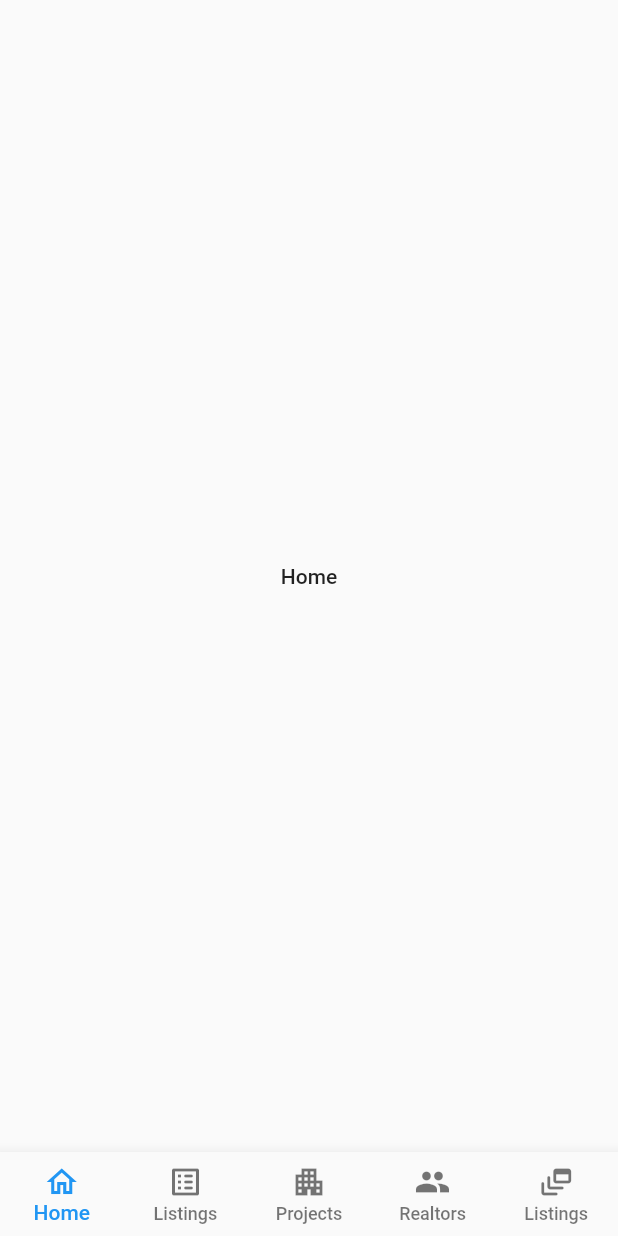
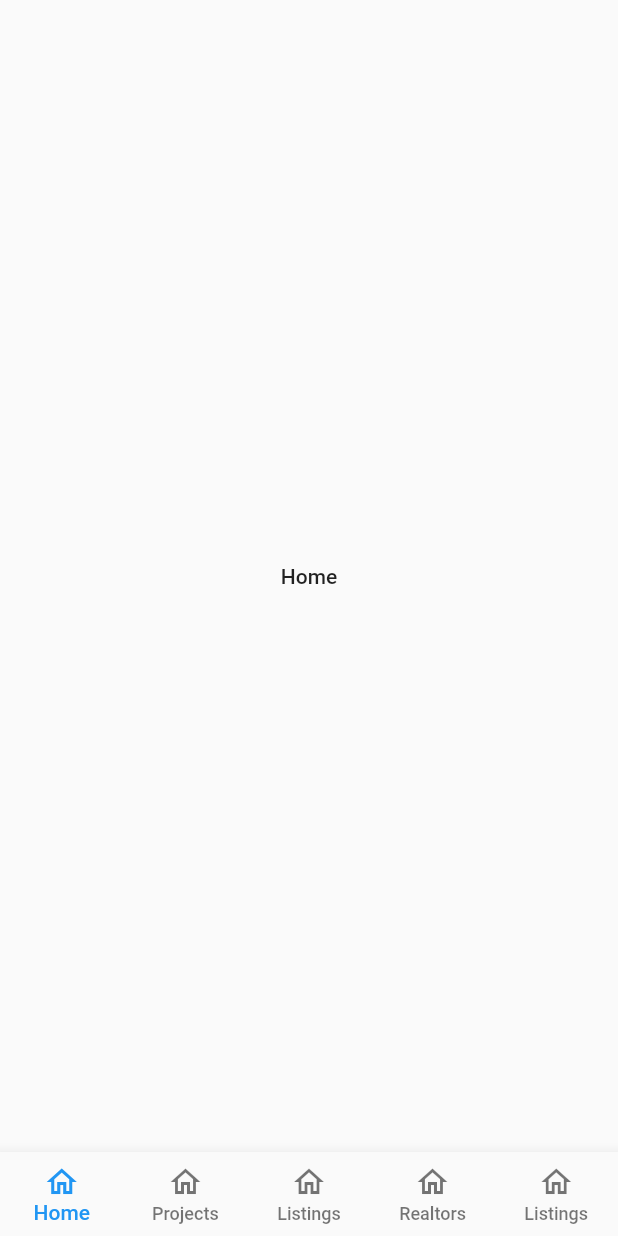
Before and after one commit to JaiAravindh-git/RealEstateAppUI, a Flutter app: the screen it shows after launch, on a phone screen of 412 x 824 dp. Run offline on Flutter 3.47's test engine with Material 2 defaults, Android fonts, the phone set to English and light mode, and no system bars; missing offline and left inert: nice_button.

Commit message:
Bottom Bar code refactoring

```diff
--- a/lib/main.dart
+++ b/lib/main.dart
@@ -46,39 +46,35 @@ class _HomePageState extends State<HomePage> {
   Widget build(BuildContext context) {
     return Scaffold(
       backgroundColor: Colors.grey[50],
-      bottomNavigationBar: BottomNavigationBar(
+      bottomNavigationBar: btBar(),
+      body: tabs[_currentIndex],
+    );
+  }
+
+  BottomNavigationBar btBar() {
+    return BottomNavigationBar(
       currentIndex: _currentIndex,
       type: BottomNavigationBarType.fixed,
       items: [
-          BottomNavigationBarItem(
-              icon: Icon(Icons.home_outlined),
-              title: Text('Home'),
-              backgroundColor: Colors.grey),
-          BottomNavigationBarItem(
-              icon: Icon(Icons.list_alt_rounded),
-              title: Text('Listings'),
-              backgroundColor: Colors.grey),
-          BottomNavigationBarItem(
-              icon: Icon(Icons.apartment),
-              title: Text('Projects'),
-              backgroundColor: Colors.grey),
-          BottomNavigationBarItem(
-              icon: Icon(Icons.people),
-              title: Text('Realtors'),
-              backgroundColor: Colors.grey),
-          BottomNavigationBarItem(
-              icon: Icon(Icons.dynamic_feed_rounded),
-              title: Text('Listings'),
-              backgroundColor: Colors.grey),
+        bottomBar("Home", Colors.grey),
+        bottomBar("Projects", Colors.grey),
+        bottomBar("Listings", Colors.grey),
+        bottomBar("Realtors", Colors.grey),
+        bottomBar("Listings", Colors.grey),
       ],
       onTap: (index) {
         setState(() {
           _currentIndex = index;
         });
       },
-      ),
-      body: tabs[_currentIndex],
     );
+  }
+
+  BottomNavigationBarItem bottomBar(label, colour) {
+    return BottomNavigationBarItem(
+        icon: Icon(Icons.home_outlined),
+        title: Text(label),
+        backgroundColor: colour);
   }
 }
 
```
Lines whose indentation alone changed are shown as unchanged.
